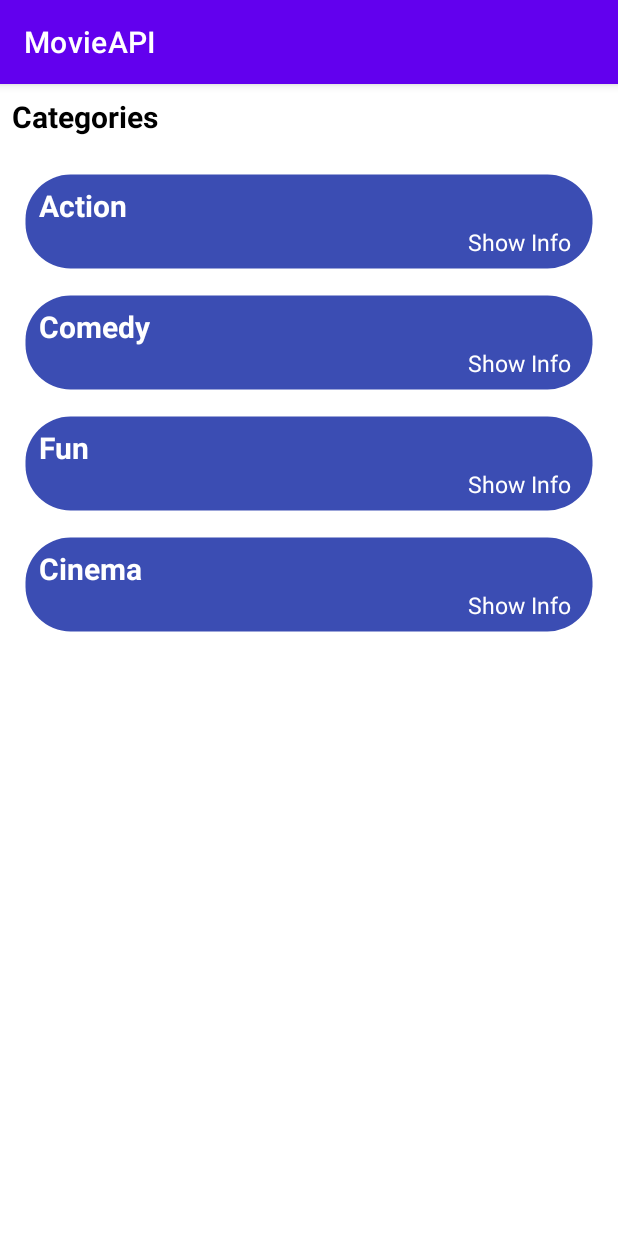
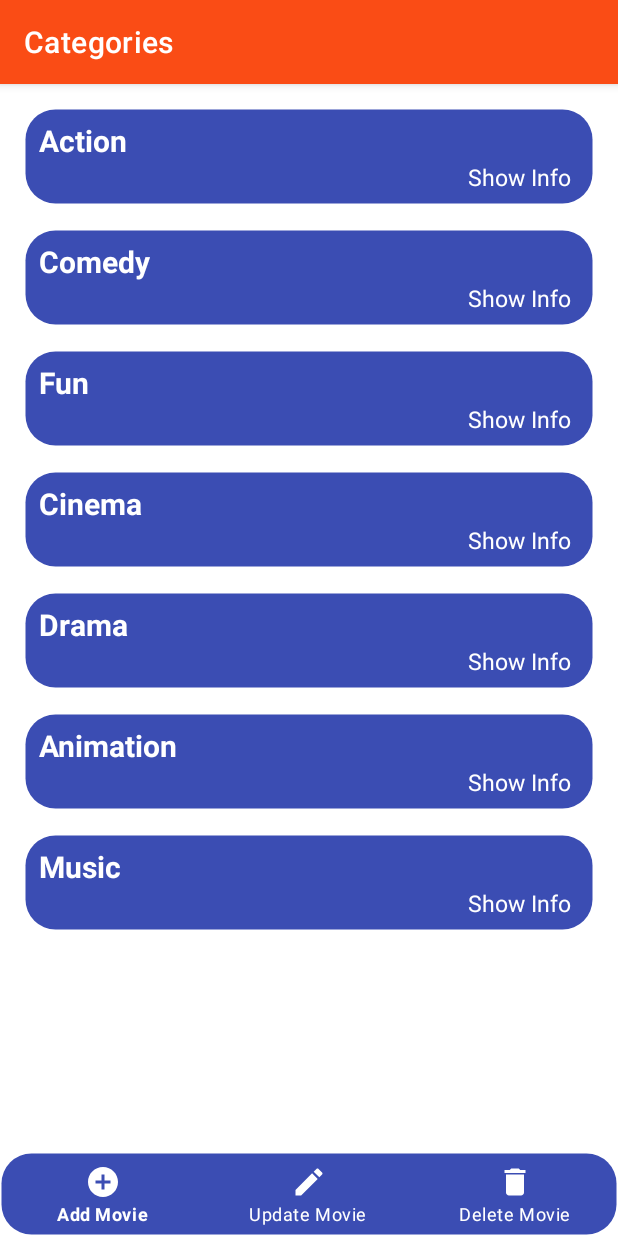
Before and after one commit to kareem983/Movie-API, an Android app: the screen it shows after launch (MainActivity), on a phone screen of 412 x 824 dp. Run offline under Robolectric (Android 15) with nearby library versions, the phone set to English and light mode, and no system bars.

Commit message:
Adding new Features UI

```diff
--- a/MovieAPI/app/src/main/java/com/example/movieapi/ui/MainActivity.kt
+++ b/MovieAPI/app/src/main/java/com/example/movieapi/ui/MainActivity.kt
@@ -3,15 +3,20 @@ package com.example.movieapi.ui
 import android.content.Intent
 import android.os.Bundle
 import android.view.View
+import android.widget.Toast
 import androidx.appcompat.app.AppCompatActivity
 import androidx.recyclerview.widget.LinearLayoutManager
+import com.example.movieapi.R
+import com.example.movieapi.adapters.CategoryAdapter
 import com.example.movieapi.api.API
-import com.example.movieapi.adapters.CategoryAdapter
 import com.example.movieapi.databinding.ActivityMainBinding
 import com.example.movieapi.models.Category
+import com.google.android.material.bottomnavigation.BottomNavigationView
+
 
 class MainActivity : AppCompatActivity() {
     private lateinit var binding: ActivityMainBinding
+    private lateinit var bottomNavigationView: BottomNavigationView
     private lateinit var categoryAdapter: CategoryAdapter
     private lateinit var categories: ArrayList<Category>
 
@@ -22,22 +27,43 @@ class MainActivity : AppCompatActivity() {
 
         showCategories()
         onClickCategoryCard()
-
+        bottomNavigationView = binding.bottomNav
+        bottomNavigationView.setOnNavigationItemSelectedListener(naveListener)
     }
 
-    private fun showCategories(){
+    private val naveListener =
+        BottomNavigationView.OnNavigationItemSelectedListener { item ->
+            when (item.itemId) {
+                R.id.add_icon_id -> {
+                    Toast.makeText(this, getString(R.string.add_movie), Toast.LENGTH_SHORT).show()
+                }
+                R.id.update_icon_id -> {
+                    Toast.makeText(this, getString(R.string.update_movie), Toast.LENGTH_SHORT)
+                        .show()
+                }
+                R.id.delete_icon_id -> {
+                    Toast.makeText(this, getString(R.string.delete_movie), Toast.LENGTH_SHORT)
+                        .show()
+                }
+            }
+            true
+        }
+
+
+    private fun showCategories() {
         val api = API.getInstance(this)
+        try {
             categories = api.getMovieCategories()
-        if(categories.size !=0) {
+            if (categories.size != 0) {
                 binding.recyclerView.layoutManager = LinearLayoutManager(this)
                 categoryAdapter = CategoryAdapter(categories, this)
                 binding.recyclerView.adapter = categoryAdapter
-            binding.label.visibility = View.VISIBLE
                 binding.noCategories.visibility = View.GONE
+            } else {
+                binding.noCategories.visibility = View.VISIBLE
             }
-        else{
-            binding.label.visibility = View.GONE
-            binding.noCategories.visibility = View.VISIBLE
+        } catch (e: Exception) {
+            Toast.makeText(this, getString(R.string.exception_message), Toast.LENGTH_SHORT).show()
         }
     }
 
--- a/MovieAPI/app/src/main/res/drawable/card.xml
+++ b/MovieAPI/app/src/main/res/drawable/card.xml
@@ -6,7 +6,7 @@
             <solid android:color="#3B4DB3"/>
             <stroke android:width="2dp"
                 android:color="@android:color/transparent"/>
-            <corners android:radius="30dp" />
+            <corners android:radius="20dp" />
         </shape>
     </item>
 
--- /dev/null
+++ b/MovieAPI/app/src/main/res/drawable/ic_baseline_add_circle_24.xml
@@ -0,0 +1,5 @@
+<vector android:height="24dp" android:tint="#FFFFFF"
+    android:viewportHeight="24" android:viewportWidth="24"
+    android:width="24dp" xmlns:android="http://schemas.android.com/apk/res/android">
+    <path android:fillColor="@android:color/white" android:pathData="M12,2C6.48,2 2,6.48 2,12s4.48,10 10,10 10,-4.48 10,-10S17.52,2 12,2zM17,13h-4v4h-2v-4L7,13v-2h4L11,7h2v4h4v2z"/>
+</vector>
--- /dev/null
+++ b/MovieAPI/app/src/main/res/drawable/ic_baseline_delete_24.xml
@@ -0,0 +1,5 @@
+<vector android:height="24dp" android:tint="#FFFFFF"
+    android:viewportHeight="24" android:viewportWidth="24"
+    android:width="24dp" xmlns:android="http://schemas.android.com/apk/res/android">
+    <path android:fillColor="@android:color/white" android:pathData="M6,19c0,1.1 0.9,2 2,2h8c1.1,0 2,-0.9 2,-2V7H6v12zM19,4h-3.5l-1,-1h-5l-1,1H5v2h14V4z"/>
+</vector>
--- /dev/null
+++ b/MovieAPI/app/src/main/res/drawable/ic_baseline_edit_24.xml
@@ -0,0 +1,5 @@
+<vector android:height="24dp" android:tint="#FFFFFF"
+    android:viewportHeight="24" android:viewportWidth="24"
+    android:width="24dp" xmlns:android="http://schemas.android.com/apk/res/android">
+    <path android:fillColor="@android:color/white" android:pathData="M3,17.25V21h3.75L17.81,9.94l-3.75,-3.75L3,17.25zM20.71,7.04c0.39,-0.39 0.39,-1.02 0,-1.41l-2.34,-2.34c-0.39,-0.39 -1.02,-0.39 -1.41,0l-1.83,1.83 3.75,3.75 1.83,-1.83z"/>
+</vector>
--- a/MovieAPI/app/src/main/res/layout/activity_main.xml
+++ b/MovieAPI/app/src/main/res/layout/activity_main.xml
@@ -1,19 +1,11 @@
 <?xml version="1.0" encoding="utf-8"?>
 <RelativeLayout xmlns:android="http://schemas.android.com/apk/res/android"
+    xmlns:app="http://schemas.android.com/apk/res-auto"
     xmlns:tools="http://schemas.android.com/tools"
     android:layout_width="match_parent"
     android:layout_height="match_parent"
     tools:context=".ui.MainActivity">
 
-    <TextView
-        android:id="@+id/label"
-        android:layout_width="wrap_content"
-        android:layout_height="wrap_content"
-        android:layout_margin="@dimen/low_margin"
-        android:text="@string/categories"
-        android:textColor="@color/black"
-        android:textSize="@dimen/large_size"
-        android:textStyle="bold" />
 
     <TextView
         android:id="@+id/no_categories"
@@ -30,7 +22,17 @@
         android:id="@+id/recycler_view"
         android:layout_width="match_parent"
         android:layout_height="match_parent"
-        android:layout_below="@id/label"
+        android:layout_above="@id/bottom_nav"
         android:layout_margin="@dimen/low_margin" />
 
+    <com.google.android.material.bottomnavigation.BottomNavigationView
+        android:id="@+id/bottom_nav"
+        android:layout_width="match_parent"
+        android:layout_height="wrap_content"
+        android:layout_alignParentBottom="true"
+        android:background="@drawable/card"
+        app:itemIconTint="@color/white"
+        app:itemTextColor="@color/white"
+        app:menu="@menu/user_bottom_menu" />
+
 </RelativeLayout>
--- /dev/null
+++ b/MovieAPI/app/src/main/res/menu/user_bottom_menu.xml
@@ -0,0 +1,19 @@
+<?xml version="1.0" encoding="utf-8"?>
+<menu xmlns:android="http://schemas.android.com/apk/res/android">
+
+    <item
+        android:id="@+id/add_icon_id"
+        android:icon="@drawable/ic_baseline_add_circle_24"
+        android:title="@string/add_movie" />
+
+    <item
+        android:id="@+id/update_icon_id"
+        android:icon="@drawable/ic_baseline_edit_24"
+        android:title="@string/update_movie" />
+
+    <item
+        android:id="@+id/delete_icon_id"
+        android:icon="@drawable/ic_baseline_delete_24"
+        android:title="@string/delete_movie" />
+
+</menu>
--- a/MovieAPI/app/src/main/res/values/colors.xml
+++ b/MovieAPI/app/src/main/res/values/colors.xml
@@ -1,8 +1,8 @@
 <?xml version="1.0" encoding="utf-8"?>
 <resources>
     <color name="purple_200">#FFBB86FC</color>
-    <color name="purple_500">#FF6200EE</color>
-    <color name="purple_700">#FF3700B3</color>
+    <color name="purple_500">#FA4C15</color>
+    <color name="purple_700">#C52F00</color>
     <color name="teal_200">#FF03DAC5</color>
     <color name="teal_700">#FF018786</color>
     <color name="black">#FF000000</color>
--- a/MovieAPI/app/src/main/res/values/strings.xml
+++ b/MovieAPI/app/src/main/res/values/strings.xml
@@ -8,6 +8,9 @@
     <string name="movie_description">Movie Description</string>
     <string name="no_movies">No Movies Exist!</string>
     <string name="no_categories">No Categories Exist!</string>
-
+    <string name="exception_message">There are Exception in File Format</string>
+    <string name="add_movie">Add Movie</string>
+    <string name="update_movie">Update Movie</string>
+    <string name="delete_movie">Delete Movie</string>
 
 </resources>
```
Also changed, not shown: MovieAPI/app/src/main/AndroidManifest.xml (+5 -3 lines), MovieAPI/app/src/main/assets/movies-data.json (+42 -0 lines), MovieAPI/app/src/main/java/com/example/movieapi/ui/MoviesActivity.kt (+11 -4 lines). Lines whose indentation alone changed are shown as unchanged.
